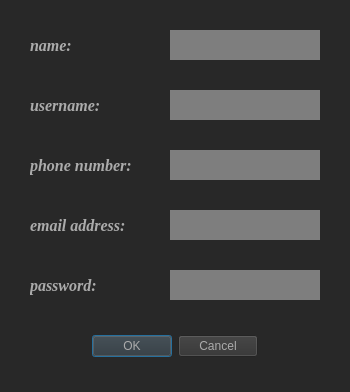
The window that project_management/sign_up.ui (AP-projects-4001/hamidreza-ataei) describes before a commit, drawn with Qt 5.
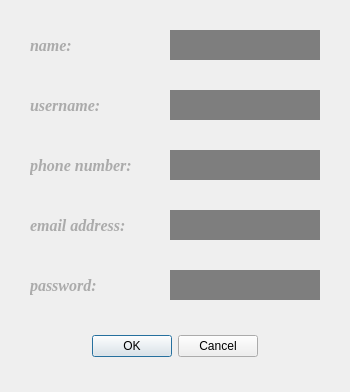
The same window after the commit.

What changed in the file:
```diff
--- a/project_management/sign_up.ui
+++ b/project_management/sign_up.ui
@@ -26,7 +26,7 @@
    <string>Dialog</string>
   </property>
   <property name="styleSheet">
-   <string notr="true">background-color: rgb(40, 40, 40);</string>
+   <string notr="true"/>
   </property>
   <widget class="QDialogButtonBox" name="buttonBox">
    <property name="geometry">
@@ -41,8 +41,7 @@
     <cursorShape>PointingHandCursor</cursorShape>
    </property>
    <property name="styleSheet">
-    <string notr="true">color: rgb(171, 171, 171);
-background-color: rgb(50, 50, 50);</string>
+    <string notr="true"/>
    </property>
    <property name="orientation">
     <enum>Qt::Horizontal</enum>
```
